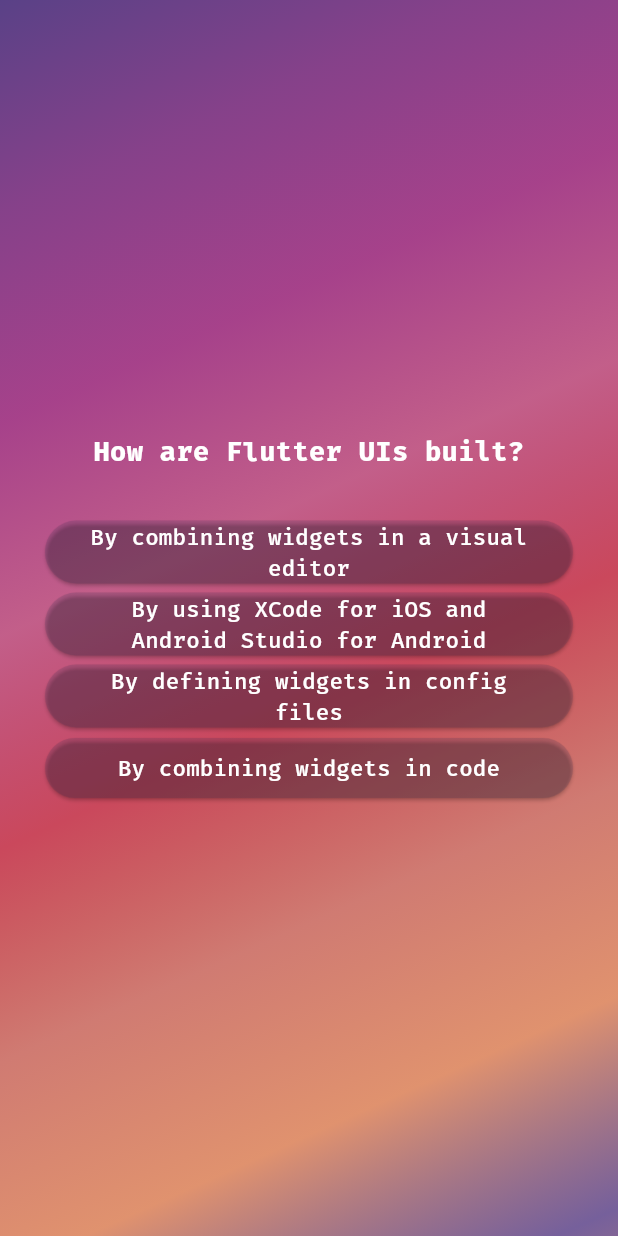
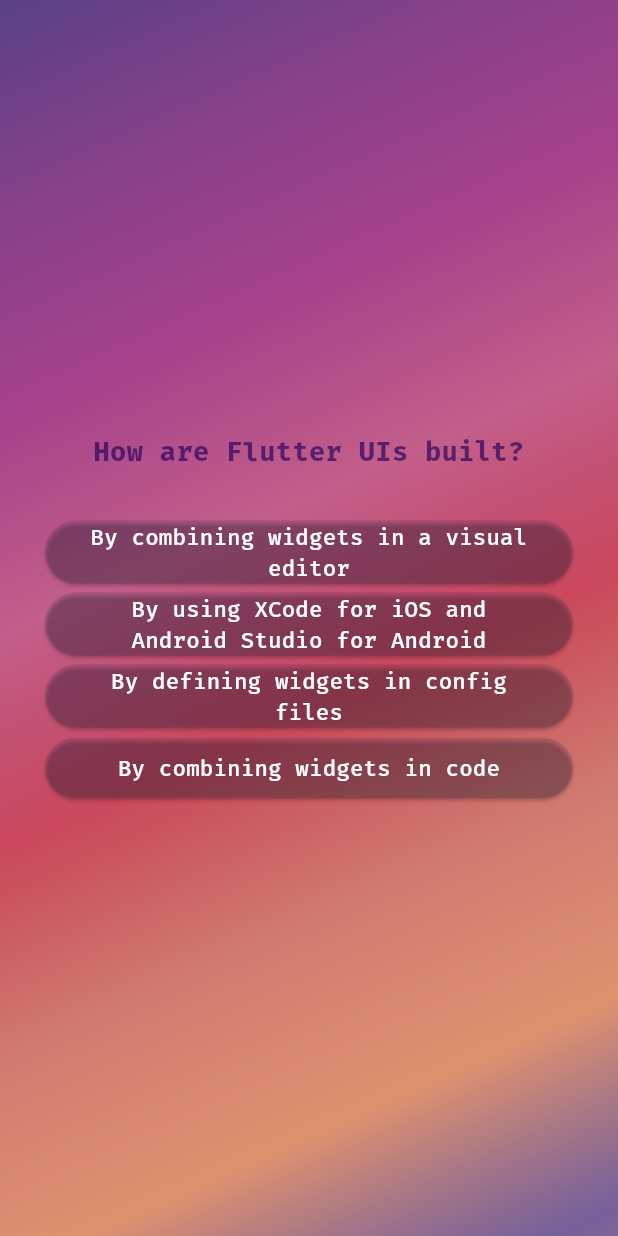
Before and after one commit to Nevelin-W/quiz_app, a Flutter app: the screen it shows after launch, after a tap on "Start Quiz", after a tap on "Components", on a phone screen of 412 x 824 dp. Run offline on Flutter 3.47's test engine with Material 3 defaults, Android fonts, the phone set to English and light mode, and no system bars; our stand-ins replace google_fonts.

```diff
--- a/quiz_app/lib/question_screen.dart
+++ b/quiz_app/lib/question_screen.dart
@@ -4,7 +4,9 @@ import 'package:quiz_app/data/questions.dart';
 import 'package:google_fonts/google_fonts.dart';
 
 class QuestionScreen extends StatefulWidget {
-  const QuestionScreen({super.key});
+  const QuestionScreen({super.key, required this.onSelectAnswer});
+
+  final void Function(String answer) onSelectAnswer;
 
   @override
   State<QuestionScreen> createState() {
@@ -15,7 +17,8 @@ class QuestionScreen extends StatefulWidget {
 class _QuestionScreenState extends State<QuestionScreen> {
   var currectQuestionIndex = 0;
 
-  answerQuestion() {
+  answerQuestion(String selectedAnswer) {
+    widget.onSelectAnswer(selectedAnswer);
     //currectQuestionIndex = currectQuestionIndex + 1;
     //currectQuestionIndex += 1;
     setState(() {
@@ -38,7 +41,7 @@ class _QuestionScreenState extends State<QuestionScreen> {
             Text(currentQuestion.text,
                 textAlign: TextAlign.center,
                 style: GoogleFonts.firaCode(
-                  color: const Color.fromARGB(255, 255, 255, 255),
+                  color: const Color.fromARGB(165, 31, 0, 92),
                   fontSize: 18,
                   fontWeight: FontWeight.bold,
                 )
@@ -54,7 +57,9 @@ class _QuestionScreenState extends State<QuestionScreen> {
             ...currentQuestion.getShuffledAnswers().map((answer) {
               return AnswerButton(
                 answerText: answer,
-                onPressed: answerQuestion,
+                onPressed: () {
+                  answerQuestion(answer);
+                },
               );
             }),
           ],
--- a/quiz_app/lib/quiz.dart
+++ b/quiz_app/lib/quiz.dart
@@ -12,6 +12,7 @@ class Quiz extends StatefulWidget {
 }
 
 class _QuizState extends State<Quiz> {
+  final List<String> selectedAnswers = [];
   var activeScreen = 'start-screen';
 
   void switchScreen() {
@@ -20,12 +21,18 @@ class _QuizState extends State<Quiz> {
     });
   }
 
+  void chooseAnswers(String answer) {
+    selectedAnswers.add(answer);
+  }
+
   @override
   Widget build(context) {
     Widget screenWidget = StartQuizScreen(switchScreen);
 
     if (activeScreen == 'question-screen') {
-      screenWidget = const QuestionScreen();
+      screenWidget = QuestionScreen(
+        onSelectAnswer: chooseAnswers,
+      );
     }
 
     return MaterialApp(
```
